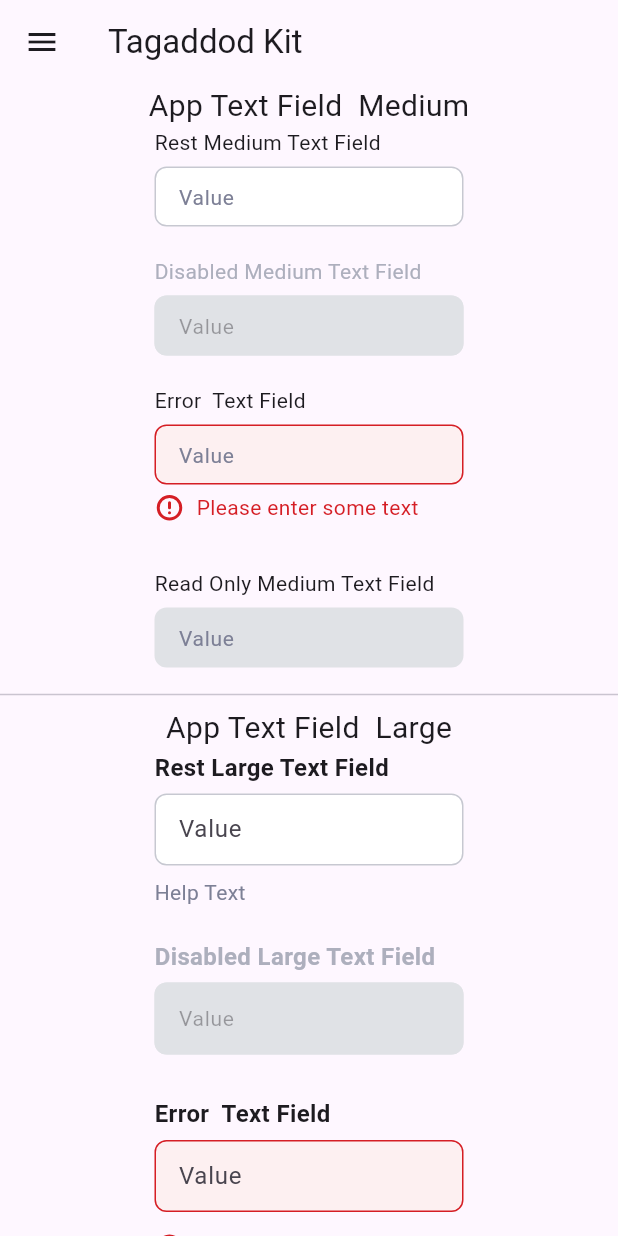
After one commit to Tagaddod/Tagaddod-NewUi-Kit, a Flutter app: the screen it shows after launch, in the side drawer, after a tap on "App Text Field", on a phone screen of 412 x 824 dp. The commit adds this screen. Run offline on Flutter 3.47's test engine with Material 3 defaults, Android fonts, the phone set to English and light mode, and no system bars; drawn by our look-alikes of auto_size_text; our stand-ins replace flutter_screenutil, flutter_svg.

Commit message:
finished App Text Field

```diff
--- a/lib/app_drawer.dart
+++ b/lib/app_drawer.dart
@@ -1,4 +1,5 @@
 import 'package:flutter/material.dart';
+import 'package:flutter_screenutil/flutter_screenutil.dart';
 import 'package:tagaddod_ui_kit/samples/icon_button/sample_app_filled_icon_button.dart';
 import 'package:tagaddod_ui_kit/samples/icon_button/sample_app_outlined_icon_button.dart';
 import 'package:tagaddod_ui_kit/samples/icon_button/sample_app_standard_icon_button.dart';
@@ -7,6 +8,7 @@ import 'package:tagaddod_ui_kit/samples/sample_app_filled_button.dart';
 import 'package:tagaddod_ui_kit/samples/sample_app_outlined_button.dart';
 import 'package:tagaddod_ui_kit/samples/sample_app_text_button.dart';
 import 'package:tagaddod_ui_kit/samples/sample_app_tonal_button.dart';
+import 'package:tagaddod_ui_kit/samples/text_field/sample_text_field.dart';
 
 class AppDrawer extends StatelessWidget {
   final Function(Widget) onSelectWidget;
@@ -83,10 +85,22 @@ class AppDrawer extends StatelessWidget {
               Navigator.pop(context);
             },
           ),
+          ListTile(
+            title: const Text("App Text Field"),
+            onTap: () {
+              onSelectWidget(getAppTextField(context));
+              Navigator.pop(context);
+            },
+          ),
         ],
       ),
     );
   }
+}
+
+//get app text fields
+Widget getAppTextField(BuildContext context) {
+  return const SampleAppTextField();
 }
 
 //get appFilled button
--- /dev/null
+++ b/lib/samples/text_field/sample_text_field.dart
@@ -0,0 +1,160 @@
+import 'package:flutter/material.dart';
+import 'package:tagaddod_ui_kit/widgets/app_text_field.dart';
+
+class SampleAppTextField extends StatelessWidget {
+  const SampleAppTextField({super.key});
+
+  @override
+  Widget build(BuildContext context) {
+    return const SingleChildScrollView(
+      child: Column(
+        mainAxisAlignment: MainAxisAlignment.center,
+        crossAxisAlignment: CrossAxisAlignment.center,
+        children: [
+          MediumTextFieldSample(),
+          Divider(),
+          LargeTextFieldSample(),
+        ],
+      ),
+    );
+  }
+}
+
+class MediumTextFieldSample extends StatefulWidget {
+  const MediumTextFieldSample({
+    super.key,
+  });
+
+  @override
+  State<MediumTextFieldSample> createState() => _MediumTextFieldSampleState();
+}
+
+class _MediumTextFieldSampleState extends State<MediumTextFieldSample> {
+  final _formKey = GlobalKey<FormState>();
+  @override
+  Widget build(BuildContext context) {
+    return Column(
+      children: [
+        const Text(
+          "App Text Field  Medium",
+          style: TextStyle(fontSize: 20),
+        ),
+        AppTextField.medium(
+          labelText: "Rest Medium Text Field",
+          hintText: "Value",
+          width: MediaQuery.sizeOf(context).width * 0.5,
+        ),
+        const SizedBox(
+          height: 15,
+        ),
+        //disabled
+        AppTextField.medium(
+          labelText: "Disabled Medium Text Field",
+          hintText: "Value",
+          width: MediaQuery.sizeOf(context).width * 0.5,
+          isEnabled: false,
+        ),
+        const SizedBox(
+          height: 15,
+        ),
+        //disabled
+        Form(
+          key: _formKey,
+          child: AppTextField.medium(
+            labelText: "Error  Text Field",
+            hintText: "Value",
+            autovalidateMode: AutovalidateMode.always,
+            validator: (value) {
+              return value == null || value.isEmpty
+                  ? 'Please enter some text'
+                  : null;
+            },
+            // errorText: "Error message",
+            width: MediaQuery.sizeOf(context).width * 0.5,
+          ),
+        ),
+        const SizedBox(
+          height: 15,
+        ),
+        const SizedBox(
+          height: 15,
+        ),
+        //read only
+        AppTextField.medium(
+          labelText: "Read Only Medium Text Field",
+          hintText: "Value",
+          width: MediaQuery.sizeOf(context).width * 0.5,
+          readOnly: true,
+        ),
+
+        const SizedBox(
+          height: 5,
+        ),
+      ],
+    );
+  }
+}
+
+class LargeTextFieldSample extends StatelessWidget {
+  const LargeTextFieldSample({
+    super.key,
+  });
+
+  @override
+  Widget build(BuildContext context) {
+    return Column(
+      children: [
+        const Text(
+          "App Text Field  Large",
+          style: TextStyle(fontSize: 20),
+        ),
+        AppTextField.large(
+          labelText: "Rest Large Text Field",
+          hintText: "Value",
+          helperText: "Help Text",
+          width: MediaQuery.sizeOf(context).width * 0.5,
+        ),
+        const SizedBox(
+          height: 15,
+        ),
+        //disabled
+        AppTextField.large(
+          labelText: "Disabled Large Text Field",
+          hintText: "Value",
+          width: MediaQuery.sizeOf(context).width * 0.5,
+          isEnabled: false,
+        ),
+        const SizedBox(
+          height: 15,
+        ),
+        //disabled
+        AppTextField.large(
+          labelText: "Error  Text Field",
+          hintText: "Value",
+          width: MediaQuery.sizeOf(context).width * 0.5,
+          autovalidateMode: AutovalidateMode.always,
+          validator: (value) {
+            return value == null || value.isEmpty
+                ? 'Please enter some text'
+                : null;
+          },
+        ),
+        const SizedBox(
+          height: 15,
+        ),
+
+        //read only
+        AppTextField.large(
+          labelText: "Read Only Large Text Field",
+          hintText: "Value",
+          width: MediaQuery.sizeOf(context).width * 0.5,
+          readOnly: true,
+        ),
+
+        const SizedBox(
+          height: 5,
+        ),
+      ],
+    );
+  }
+}
--- a/lib/widgets/app_icon.dart
+++ b/lib/widgets/app_icon.dart
@@ -5,7 +5,7 @@ class AppIcon extends StatelessWidget {
   final String svgIconPath;
   final double? width;
   final double? height;
-  final Color? color;
+
   final BoxFit fit;
   final AlignmentGeometry alignment;
 
@@ -16,7 +16,6 @@ class AppIcon extends StatelessWidget {
       this.alignment = Alignment.center,
       this.width,
       this.height,
-      this.color,
       this.colorFilter,
       this.fit = BoxFit.contain});
 
--- /dev/null
+++ b/lib/widgets/app_text_field.dart
@@ -0,0 +1,320 @@
+import 'package:flutter/material.dart';
+
+import 'package:tagaddod_ui_kit/colors/semantic/bg_colors.dart';
+import 'package:tagaddod_ui_kit/colors/semantic/border_colors.dart';
+import 'package:tagaddod_ui_kit/colors/semantic/text_colors.dart';
+import 'package:tagaddod_ui_kit/typography/semantics/body_styles.dart';
+import 'package:tagaddod_ui_kit/widgets/app_icon.dart';
+import 'package:tagaddod_ui_kit/widgets/app_text.dart';
+
+class AppTextField extends StatefulWidget {
+  final TextFieldSize _size;
+  final TextStyle _btnTextStyle;
+  final bool isOptionalEnabled;
+  final String labelText;
+  final double? borderRadius;
+  final TextEditingController? textEditingController;
+  final TextInputType? keyboardType;
+  final bool obscureText;
+  final bool readOnly;
+  final String? hintText;
+  final String? helperText;
+  final Widget? prefix;
+  final Widget? suffix;
+  final Function(String)? onChanged;
+  final String? errorText;
+  final AutovalidateMode? autovalidateMode;
+  final String? Function(String?)? validator;
+  final double _height;
+  final String? errorSvgIconPath;
+  final double width;
+  final bool isEnabled;
+  const AppTextField._({
+    super.key,
+    required this.labelText,
+    this.textEditingController,
+    this.isOptionalEnabled = false,
+    this.onChanged,
+    this.errorText,
+    this.validator,
+    this.autovalidateMode,
+    this.helperText,
+    this.prefix,
+    this.errorSvgIconPath,
+    this.suffix,
+    this.borderRadius,
+    this.hintText,
+    this.width = 200,
+    this.isEnabled = true,
+    this.keyboardType,
+    this.obscureText = false,
+    this.readOnly = false,
+  })  : _size = TextFieldSize.medium,
+        _btnTextStyle = BodyStyles.bodySm,
+        _height = 40;
+
+  const AppTextField.medium(
+      {super.key,
+      required this.labelText,
+      this.textEditingController,
+      this.validator,
+      this.onChanged,
+      this.isOptionalEnabled = false,
+      this.errorText,
+      this.borderRadius,
+      this.helperText,
+      this.autovalidateMode,
+      this.prefix,
+      this.suffix,
+      this.hintText,
+      this.keyboardType,
+      this.errorSvgIconPath,
+      this.isEnabled = true,
+      this.width = 200,
+      this.obscureText = false,
+      this.readOnly = false})
+      : _size = TextFieldSize.medium,
+        _btnTextStyle = BodyStyles.bodySm,
+        _height = 40;
+
+  const AppTextField.large(
+      {super.key,
+      required this.labelText,
+      this.textEditingController,
+      this.isOptionalEnabled = false,
+      this.onChanged,
+      this.errorText,
+      this.borderRadius,
+      this.validator,
+      this.prefix,
+      this.autovalidateMode,
+      this.suffix,
+      this.isEnabled = true,
+      this.errorSvgIconPath,
+      this.hintText,
+      this.width = 200,
+      this.keyboardType,
+      this.obscureText = false,
+      this.readOnly = false,
+      this.helperText})
+      : _size = TextFieldSize.large,
+        _btnTextStyle = BodyStyles.bodyMdSemiBold,
+        _height = 56;
+
+  @override
+  State<AppTextField> createState() => _AppTextFieldState();
+}
+
+class _AppTextFieldState extends State<AppTextField> {
+  late TextEditingController _textEditingController;
+  final ValueNotifier<String?> errorNotifier = ValueNotifier<String?>(null);
+
+  @override
+  initState() {
+    super.initState();
+    _textEditingController =
+        widget.textEditingController ?? TextEditingController();
+    errorNotifier.value = widget.errorText ??
+        widget.validator?.call(widget.textEditingController?.text);
+
+    _textEditingController.addListener(_validateInput);
+  }
+
+  @override
+  void dispose() {
+    _textEditingController.removeListener(_validateInput);
+    if (widget.textEditingController == null) {
+      _textEditingController.dispose();
+    }
+    errorNotifier.dispose();
+    super.dispose();
+  }
+
+  void _validateInput() {
+    if (widget.validator != null) {
+      final error = widget.validator!(_textEditingController.text);
+      errorNotifier.value = error;
+    }
+  }
+
+  @override
+  Widget build(BuildContext context) {
+    return Column(
+      mainAxisAlignment: MainAxisAlignment.center,
+      crossAxisAlignment: CrossAxisAlignment.center,
+      children: [
+        //label text
+        SizedBox(
+          width: widget.width,
+          child: Row(
+            mainAxisAlignment: MainAxisAlignment.start,
+            crossAxisAlignment: CrossAxisAlignment.start,
+            children: [
+              getTextButtonWidget(),
+              if (widget.isOptionalEnabled)
+                Text(
+                  " (Optional)",
+                  style: BodyStyles.bodySm
+                      .copyWith(color: TextColors.colorTextSecondary),
+                )
+            ],
+          ),
+        ),
+
+        const SizedBox(height: 5),
+        //text field
+        SizedBox(
+          height: widget._height,
+          width: widget.width,
+          child: ValueListenableBuilder<String?>(
+              valueListenable: errorNotifier,
+              builder: (context, error, child) {
+                bool isError = error != null ||
+                    (widget.errorText != null && widget.errorText!.isNotEmpty);
+
+                return TextFormField(
+                  controller: _textEditingController,
+                  autovalidateMode: widget.autovalidateMode,
+                  validator: widget.validator,
+                  onTapOutside: (event) {
+                    FocusManager.instance.primaryFocus?.unfocus();
+                  },
+                  onChanged: (value) {
+                    _validateInput();
+                    if (widget.onChanged != null) {
+                      widget.onChanged!(value);
+                    }
+                  },
+                  keyboardType: widget.keyboardType,
+                  obscureText: widget.obscureText,
+                  readOnly: widget.readOnly,
+                  decoration: InputDecoration(
+                    contentPadding: const EdgeInsets.symmetric(
+                        horizontal: 12, vertical: 12),
+                    errorText: null,
+                    hintText: widget.hintText,
+                    errorStyle: const TextStyle(
+                      color: Colors.transparent,
+                      fontSize: 0,
+                    ),
+                    hintStyle: widget.isEnabled
+                        ? widget._btnTextStyle == BodyStyles.bodySm
+                            ? BodyStyles.bodySm
+                                .copyWith(color: TextColors.colorTextSecondary)
+                            : BodyStyles.bodyMd
+                        : BodyStyles.bodySm,
+                    isDense: true,
+                    prefix: widget.prefix,
+                    suffix: widget.suffix,
+                    disabledBorder: OutlineInputBorder(
+                      borderSide: const BorderSide(
+                        color: BgColors.colorBgSurfaceDisabled,
+                      ),
+                      borderRadius:
+                          BorderRadius.circular(widget.borderRadius ?? 8.0),
+                    ),
+                    border: OutlineInputBorder(
+                      borderSide:
+                          const BorderSide(color: BorderColors.colorBorder),
+                      borderRadius:
+                          BorderRadius.circular(widget.borderRadius ?? 8.0),
+                    ),
+                    focusedErrorBorder: OutlineInputBorder(
+                        borderSide: const BorderSide(
+                          color: BorderColors.colorBorderCritical,
+                        ),
+                        borderRadius:
+                            BorderRadius.circular(widget.borderRadius ?? 8.0)),
+                    errorBorder: OutlineInputBorder(
+                        borderSide: const BorderSide(
+                          color: BorderColors.colorBorderCritical,
+                        ),
+                        borderRadius:
+                            BorderRadius.circular(widget.borderRadius ?? 8.0)),
+                    fillColor: isError
+                        ? BgColors.colorBgFillCriticalSecondary
+                        : !widget.isEnabled || widget.readOnly
+                            ? BgColors.colorBgSurfaceDisabled
+                            : BgColors.colorBgSurface,
+                    focusedBorder: OutlineInputBorder(
+                      borderSide: const BorderSide(
+                          color: BorderColors.colorBorderBrand),
+                      borderRadius:
+                          BorderRadius.circular(widget.borderRadius ?? 8.0),
+                    ),
+                    enabledBorder: OutlineInputBorder(
+                      borderSide: BorderSide(
+                          color: widget.readOnly
+                              ? Colors.transparent
+                              : BorderColors.colorBorder),
+                      borderRadius:
+                          BorderRadius.circular(widget.borderRadius ?? 8.0),
+                    ),
+                    enabled: widget.isEnabled,
+                    filled: true,
+                  ),
+                );
+              }),
+        ),
+        if (widget.helperText != null)
+          SizedBox(
+            width: widget.width,
+            child: AppText.bodySm(
+              text: widget.helperText!,
+              textColor: TextColors.colorTextSecondary,
+            ),
+          ),
+        const SizedBox(height: 5),
+
+        ValueListenableBuilder<String?>(
+            valueListenable: errorNotifier,
+            builder: (context, error, child) {
+              if (error == null) return const SizedBox.shrink();
+              return SizedBox(
+                width: widget.width,
+                child: Row(
+                  mainAxisAlignment: MainAxisAlignment.start,
+                  crossAxisAlignment: CrossAxisAlignment.start,
+                  children: [
+                    AppIcon(
+                      svgIconPath:
+                          widget.errorSvgIconPath ?? "assets/svg/error.svg",
+                      colorFilter: const ColorFilter.mode(
+                          BorderColors.colorBorderCritical, BlendMode.srcIn),
+                    ),
+                    const SizedBox(width: 8),
+                    AppText.bodySm(
+                      text: error,
+                      textColor: TextColors.colorTextCritical,
+                    ),
+                  ],
+                ),
+              );
+            }),
+      ],
+    );
+  }
+
+  AppText getTextButtonWidget() {
+    switch (widget._btnTextStyle) {
+      case BodyStyles.bodySm:
+        return AppText.bodySm(
+          text: widget.labelText,
+          textColor: widget.isEnabled ? null : TextColors.colorTextDisabled,
+        );
+      case BodyStyles.bodyMdSemiBold:
+        return AppText.bodyMdSemiBold(
+          text: widget.labelText,
+          textColor: widget.isEnabled ? null : TextColors.colorTextDisabled,
+        );
+
+      default:
+        return AppText.bodySm(
+          text: widget.labelText,
+          textColor: widget.isEnabled ? null : TextColors.colorTextDisabled,
+        );
+    }
+  }
+}
+
+enum TextFieldSize { medium, large }
```
Also changed, not shown: assets/svg/error.svg (added).
